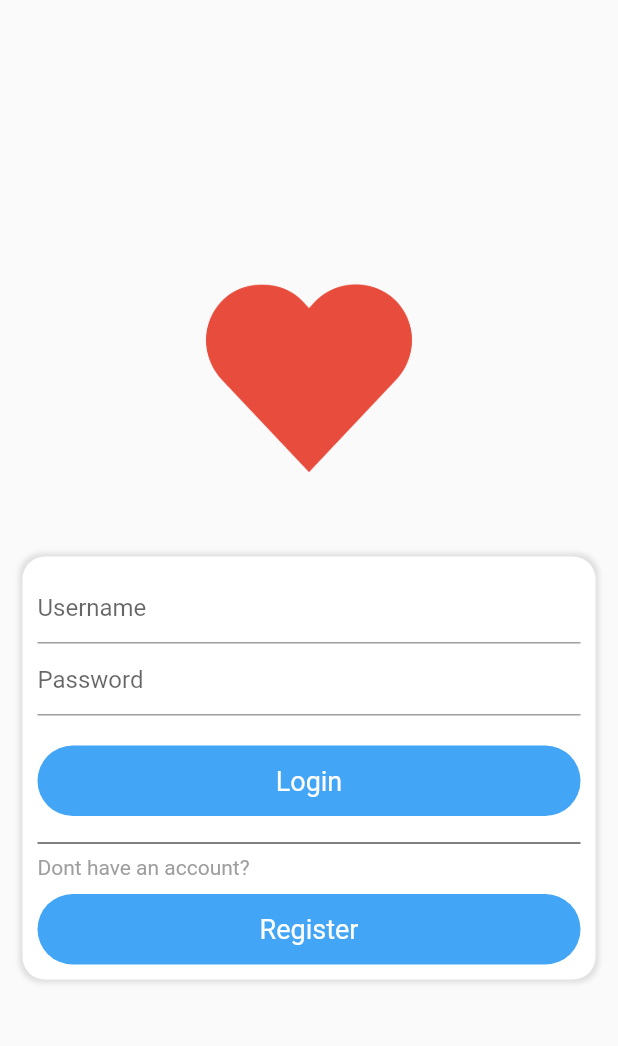
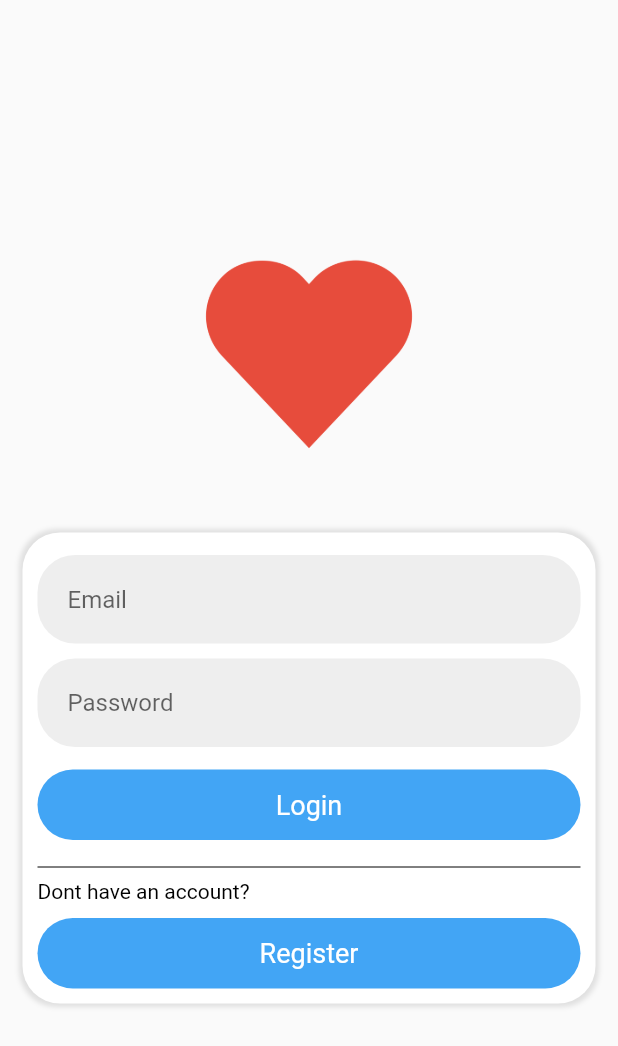
Before and after one commit to AbdoMahfoz/BreastCancer, a Flutter app: the screen it shows after launch, on a phone screen of 412 x 824 dp. Shown: the top 1046 px of the screen. Run offline on Flutter 3.47's test engine with Material 2 defaults, Android fonts, the phone set to English and light mode, and no system bars.

Commit message:
Primary text field + PrimaryButton animation

```diff
--- a/lib/common/DefaultContainer.dart
+++ b/lib/common/DefaultContainer.dart
@@ -9,7 +9,7 @@ class DefaultContainer extends StatelessWidget {
   Widget build(BuildContext context) {
     return Container(
       decoration: BoxDecoration(
-          borderRadius: BorderRadius.all(const Radius.circular(15)),
+          borderRadius: BorderRadius.all(const Radius.circular(25)),
           boxShadow: [
             BoxShadow(
                 color: Colors.grey.shade300, blurRadius: 2, spreadRadius: 2
--- a/lib/common/PrimaryButton.dart
+++ b/lib/common/PrimaryButton.dart
@@ -1,26 +1,88 @@
 import 'package:flutter/material.dart';
 
-class PrimaryButton extends StatelessWidget {
+class PrimaryButton extends StatefulWidget {
   final void Function() onPressed;
   final Widget? child;
   final String? text;
+  final bool isLoading;
+  final bool enabled;
 
-  PrimaryButton({required this.onPressed, this.child, this.text});
+  PrimaryButton(
+      {required this.onPressed,
+      this.child,
+      this.text,
+      this.isLoading = false,
+      this.enabled = true});
+
+  @override
+  State<StatefulWidget> createState() => PrimaryButtonState();
+}
+
+class PrimaryButtonState extends State<PrimaryButton>
+    with TickerProviderStateMixin {
+  late AnimationController isLoadingAnimController;
+  late AnimationController enabledAnimController;
+  late Animation<double> offsetValue;
+  late Animation<Color?> colorAnimation;
+
+  @override
+  void initState() {
+    super.initState();
+    isLoadingAnimController = AnimationController(
+        vsync: this, duration: const Duration(milliseconds: 200));
+    enabledAnimController = AnimationController(
+        vsync: this, duration: const Duration(milliseconds: 200));
+    offsetValue = Tween<double>(begin: 0.0, end: 50.0).animate(CurvedAnimation(
+        parent: isLoadingAnimController, curve: Curves.easeInOut));
+    colorAnimation = ColorTween(begin: Colors.blue[400], end: Colors.blue[200])
+        .animate(CurvedAnimation(
+            parent: enabledAnimController, curve: Curves.easeInOut));
+    if (widget.isLoading) {
+      isLoadingAnimController.forward();
+      enabledAnimController.forward();
+    } else if (!widget.enabled) {
+      enabledAnimController.forward();
+    }
+  }
+
+  @override
+  void didUpdateWidget(covariant PrimaryButton oldWidget) {
+    super.didUpdateWidget(oldWidget);
+    if (widget.isLoading != oldWidget.isLoading ||
+        widget.enabled != oldWidget.enabled) {
+      if (widget.isLoading) {
+        isLoadingAnimController.forward();
+        enabledAnimController.forward();
+      } else if (!widget.enabled) {
+        enabledAnimController.forward();
+      }
+      if (!widget.isLoading) {
+        isLoadingAnimController.reverse();
+      }
+      if (!widget.isLoading && widget.enabled) {
+        enabledAnimController.reverse();
+      }
+    }
+  }
 
   @override
   Widget build(BuildContext context) {
-    if (this.child == null && this.text == null) {
+    if (widget.child == null && widget.text == null) {
       throw ArgumentError(
-          "A child or text must be supplied to PrimaryButton widget"
-      );
+          "A child or text must be supplied to PrimaryButton widget");
     }
-    return Container(
+    return AnimatedBuilder(
+      animation: colorAnimation,
+      builder: (context, child) => Container(
           decoration: BoxDecoration(
-            color: Colors.blue[400],
+              color: colorAnimation.value,
               borderRadius: BorderRadius.all(const Radius.circular(25))),
           width: double.infinity,
+          child: child),
       child: Material(
         color: Colors.transparent,
+        child: AbsorbPointer(
+          absorbing: widget.isLoading || !widget.enabled,
           child: InkWell(
               borderRadius: BorderRadius.all(const Radius.circular(25)),
               splashColor: Colors.blue[200],
@@ -31,22 +93,51 @@ class PrimaryButton extends StatelessWidget {
                       primaryTextTheme:
                           TextTheme(headline1: TextStyle(color: Colors.white))),
                   child: Container(
+                    clipBehavior: Clip.hardEdge,
+                    decoration: BoxDecoration(),
                     padding: const EdgeInsets.symmetric(
                         vertical: 13, horizontal: 25),
+                    child: Stack(children: [
+                      AnimatedBuilder(
+                        animation: offsetValue,
+                        builder: (context, child) => Opacity(
+                          opacity: offsetValue.value / 50.0,
+                          child: Transform.translate(
+                              offset: Offset(
+                                  0,
+                                  widget.enabled
+                                      ? 50.0 - offsetValue.value
+                                      : 50.0),
+                              child: child),
+                        ),
                         child: Center(
-                    child: this.child ?? Text(
-                      this.text ?? "",
-                      style: TextStyle(
-                        color: Colors.white,
-                        fontSize: 18
-                      )
-                    )
-                  )
+                          child: SizedBox(
+                              height: 20,
+                              width: 20,
+                              child: CircularProgressIndicator(
+                                  color: Colors.white, strokeWidth: 2)),
                         ),
                       ),
-              onTap: this.onPressed
+                      AnimatedBuilder(
+                        animation: offsetValue,
+                        builder: (context, child) => Opacity(
+                          opacity: 1 - (offsetValue.value / 50.0),
+                          child: Transform.translate(
+                              offset: Offset(
+                                  0, widget.enabled ? -offsetValue.value : 0),
+                              child: child),
                         ),
-        )
+                        child: Center(
+                            child: widget.child ??
+                                Text(widget.text ?? "",
+                                    style: TextStyle(
+                                        color: Colors.white, fontSize: 18))),
+                      ),
+                    ]),
+                  )),
+              onTap: widget.onPressed),
+        ),
+      ),
     );
   }
 }
--- /dev/null
+++ b/lib/common/PrimaryTextField.dart
@@ -0,0 +1,24 @@
+import 'package:flutter/material.dart';
+
+class PrimaryTextField extends StatelessWidget {
+  final String hintText;
+  final bool isPassword;
+
+  PrimaryTextField({required this.hintText, this.isPassword = false});
+
+  @override
+  Widget build(BuildContext context) {
+    return Container(
+        decoration: BoxDecoration(
+            color: Colors.grey[200],
+            borderRadius: BorderRadius.all(const Radius.circular(25))),
+        margin: EdgeInsets.symmetric(vertical: 5),
+        child: Center(
+            child: TextField(
+                obscureText: this.isPassword,
+                decoration: InputDecoration(
+                    hintText: this.hintText,
+                    border: InputBorder.none,
+                    contentPadding: EdgeInsets.all(20)))));
+  }
+}
--- a/lib/common/common.dart
+++ b/lib/common/common.dart
@@ -1,2 +1,3 @@
 export 'DefaultContainer.dart';
 export 'PrimaryButton.dart';
+export 'PrimaryTextField.dart';
--- a/lib/login/loginContent.dart
+++ b/lib/login/loginContent.dart
@@ -7,7 +7,7 @@ class LoginPageContentState extends StatefulWidget {
 }
 
 class LoginPageContent extends State<LoginPageContentState> {
-
+  bool isLoading = false;
   @override
   Widget build(BuildContext context) {
     return Scaffold(
@@ -30,17 +30,24 @@ class LoginPageContent extends State<LoginPageContentState> {
               child: Column(
             crossAxisAlignment: CrossAxisAlignment.start,
             children: [
-              TextField(decoration: InputDecoration(hintText: "Username")),
-              TextField(decoration: InputDecoration(hintText: "Password")),
-              SizedBox(height: 20),
-              PrimaryButton(onPressed: () {}, text: "Login"),
+              PrimaryTextField(hintText: "Email"),
+              PrimaryTextField(hintText: "Password", isPassword: true),
+              SizedBox(height: 10),
+              PrimaryButton(
+                  onPressed: () {
+                    setState(() => this.isLoading = !this.isLoading);
+                  },
+                  text: "Login",
+                  isLoading: this.isLoading),
               SizedBox(height: 10),
               Divider(color: Colors.black),
               Text("Dont have an account?",
-                  style: TextStyle(color: Colors.grey[500])),
+                  style: TextStyle(color: Colors.black)),
               SizedBox(height: 10),
               PrimaryButton(
-                onPressed: () {},
+                onPressed: () {
+                  setState(() => this.isLoading = !this.isLoading);
+                },
                 text: "Register",
               )
             ],
```
Lines whose indentation alone changed are shown as unchanged.
